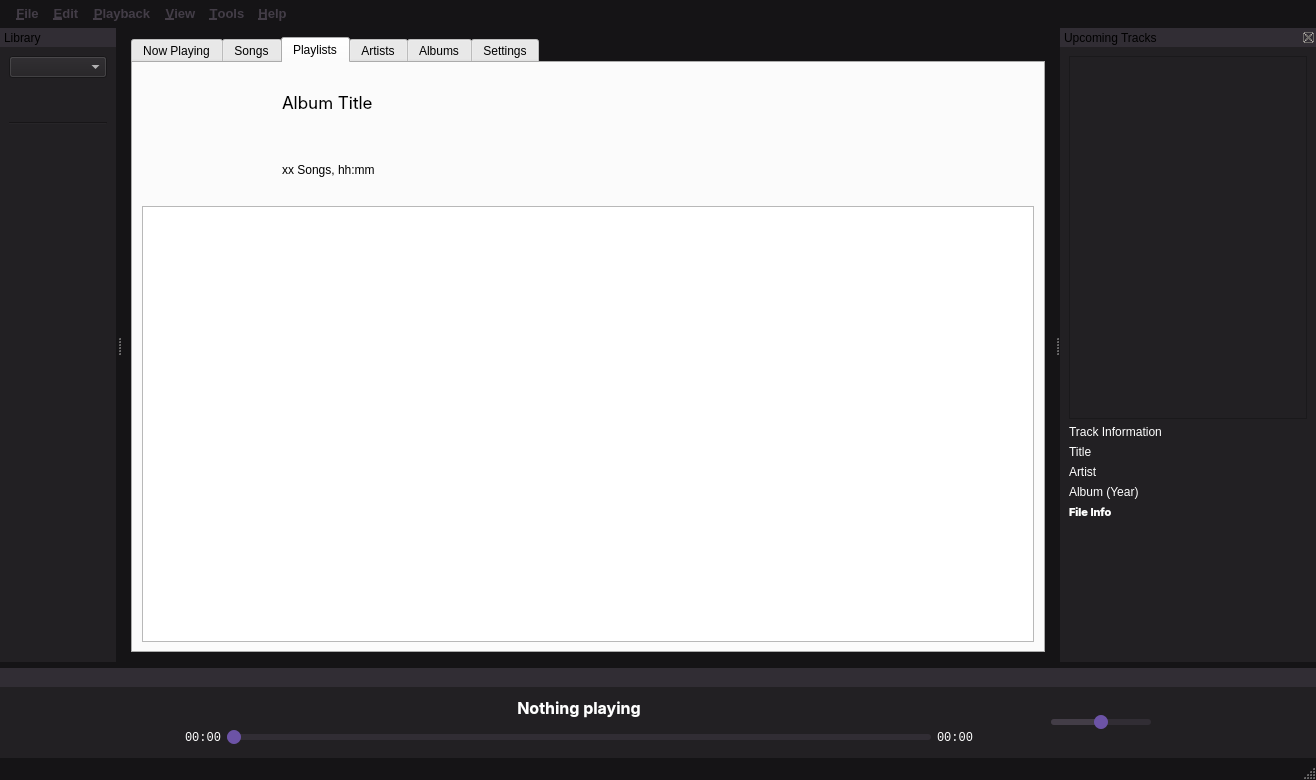
Above: player.ui from music-hive-dev/MusicHive before the change. Below: the same form after it.
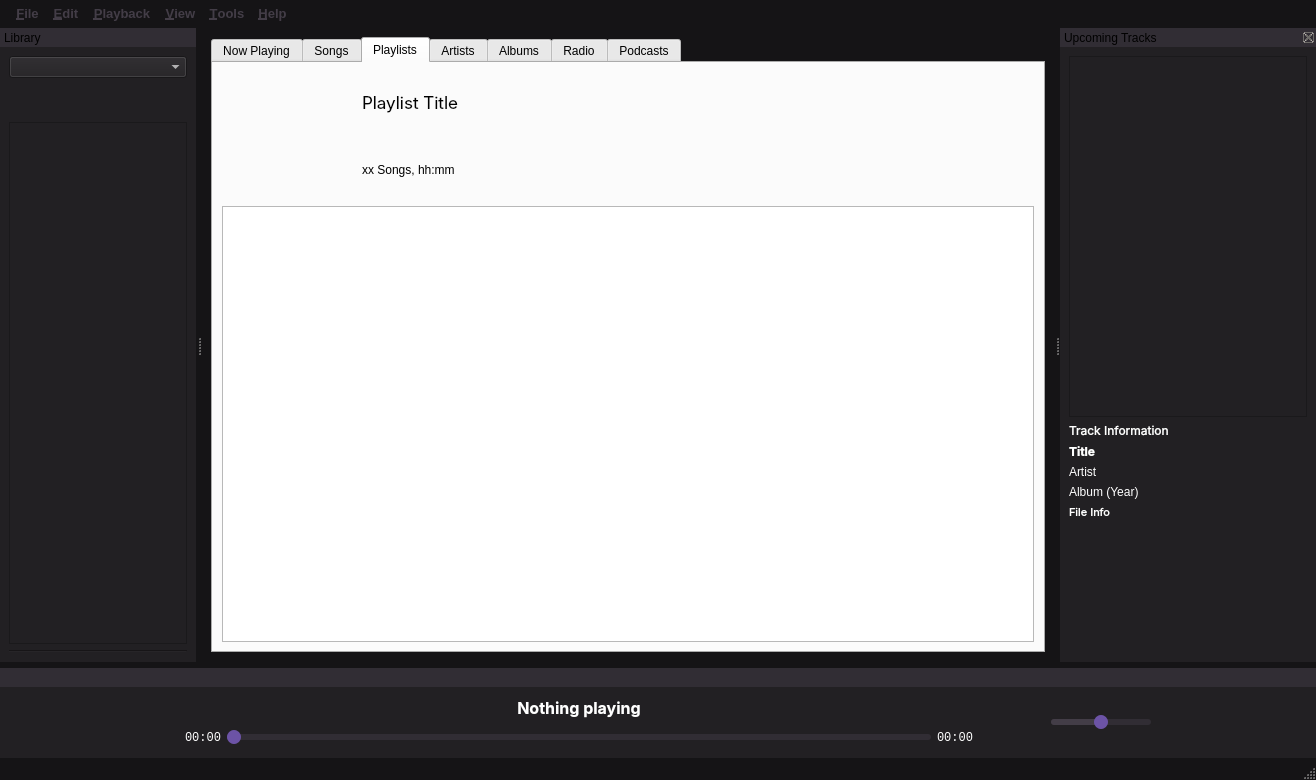
That is the form after the change. The open tabs and pages were chosen to show the change. Icons and pictures are not drawn.

Commit message: added basic playlist support

What changed in the file:
```diff
--- a/player.ui
+++ b/player.ui
@@ -637,6 +637,12 @@
       <property name="enabled">
        <bool>true</bool>
       </property>
+      <property name="sizePolicy">
+       <sizepolicy hsizetype="Preferred" vsizetype="Expanding">
+        <horstretch>0</horstretch>
+        <verstretch>0</verstretch>
+       </sizepolicy>
+      </property>
       <property name="tabPosition">
        <enum>QTabWidget::TabPosition::North</enum>
       </property>
@@ -820,7 +826,7 @@
                </font>
               </property>
               <property name="text">
-               <string>Album Title</string>
+               <string>Playlist Title</string>
               </property>
               <property name="scaledContents">
                <bool>false</bool>
@@ -839,7 +845,7 @@
          </layout>
         </item>
         <item>
-         <widget class="QListView" name="albumSongList_3"/>
+         <widget class="QTableView" name="playlistSongList"/>
         </item>
        </layout>
       </widget>
@@ -1061,7 +1067,17 @@
         </iconset>
        </attribute>
        <attribute name="title">
-        <string>Settings</string>
+        <string>Radio</string>
+       </attribute>
+      </widget>
+      <widget class="QWidget" name="tab">
+       <attribute name="icon">
+        <iconset>
+         <normalon>assets/mic.svg</normalon>
+        </iconset>
+       </attribute>
+       <attribute name="title">
+        <string>Podcasts</string>
        </attribute>
       </widget>
      </widget>
@@ -1182,6 +1198,15 @@
        </property>
        <item>
         <widget class="QLabel" name="trackInfoLabel">
+         <property name="font">
+          <font>
+           <family>Inter</family>
+           <bold>false</bold>
+          </font>
+         </property>
+         <property name="autoFillBackground">
+          <bool>false</bool>
+         </property>
          <property name="text">
           <string>Track Information</string>
          </property>
@@ -1189,6 +1214,12 @@
        </item>
        <item>
         <widget class="QLabel" name="trackInfoTitle">
+         <property name="font">
+          <font>
+           <family>Inter</family>
+           <bold>true</bold>
+          </font>
+         </property>
          <property name="text">
           <string>Title</string>
          </property>
@@ -1214,7 +1245,7 @@
           <font>
            <family>Inter</family>
            <pointsize>8</pointsize>
-           <bold>true</bold>
+           <bold>false</bold>
           </font>
          </property>
          <property name="styleSheet">
@@ -1384,6 +1415,9 @@
          </item>
         </layout>
        </item>
+       <item>
+        <widget class="QListView" name="playlistsList"/>
+       </item>
        <item>
         <widget class="Line" name="line_7">
          <property name="orientation">
@@ -1391,19 +1425,6 @@
          </property>
         </widget>
        </item>
-       <item>
-        <spacer name="verticalSpacer">
-         <property name="orientation">
-          <enum>Qt::Orientation::Vertical</enum>
-         </property>
-         <property name="sizeHint" stdset="0">
-          <size>
-           <width>20</width>
-           <height>40</height>
-          </size>
-         </property>
-        </spacer>
-       </item>
       </layout>
      </item>
     </layout>
```
Left out of the diff: 16 changed lines with no effect on the pictures. The commit also changes 7 other files.
